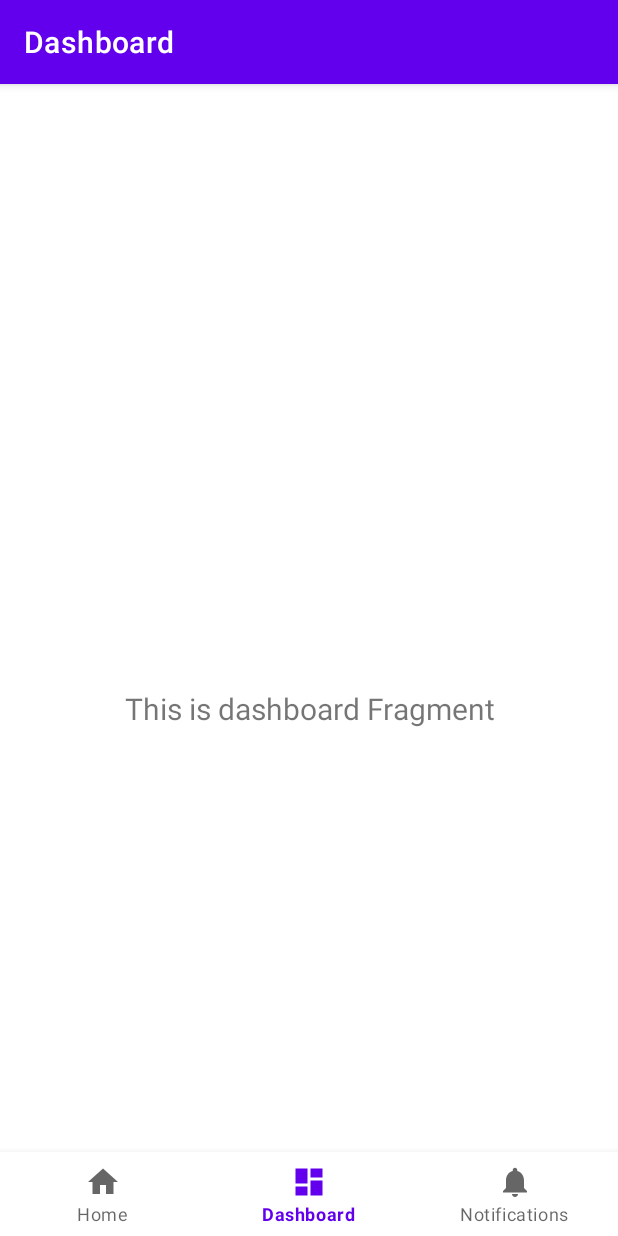
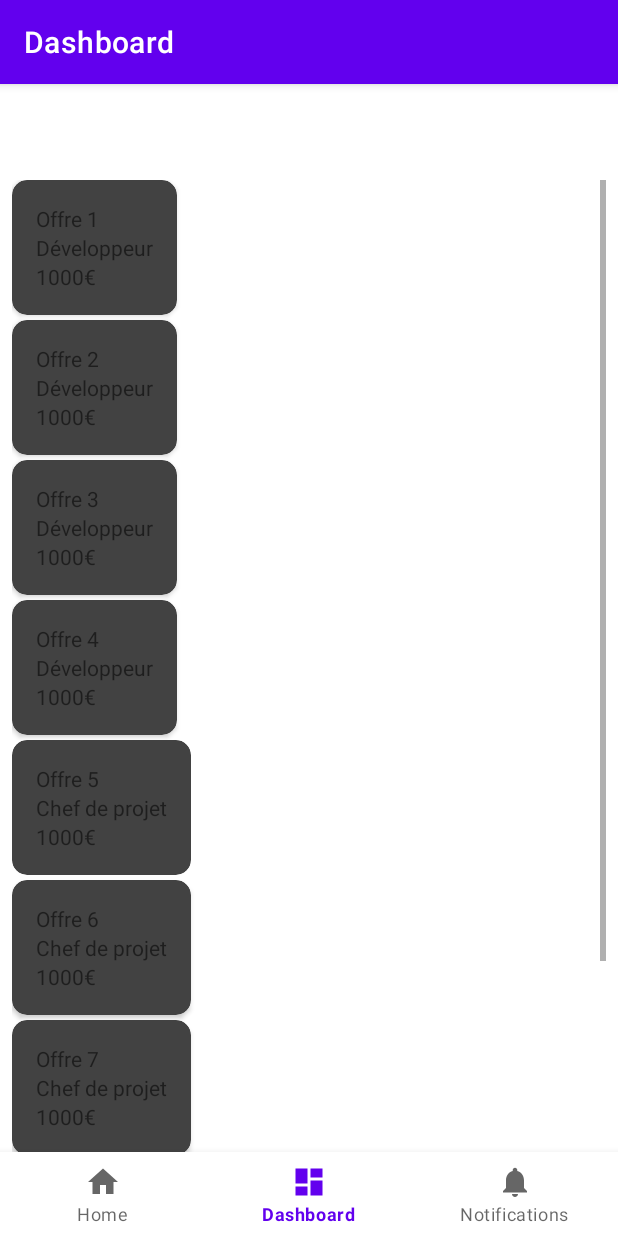
Before and after one commit to dneial/projet-android, an Android app: the DashboardFragment screen opened through its navigation route, on a phone screen of 412 x 824 dp. Run offline under Robolectric (Android 15) with nearby library versions, the phone set to English and light mode, and no system bars; our stand-ins replace navigation-ui.

Commit message:
view offres

```diff
--- /dev/null
+++ b/app/src/main/java/com/example/interim/models/Offre.kt
@@ -0,0 +1,24 @@
+package com.example.interim.models
+
+import java.util.Date
+
+class Offre(
+    var name: String,
+    var metier: String,
+    var description: String,
+    var date_debut: Date,
+    var date_fin: Date,
+    var remuneration: String
+) {
+
+    override fun toString(): String {
+        return "Offre(name='$name', " +
+                "metier='$metier'," +
+                "description='$description', " +
+                "date_debut=$date_debut," +
+                "date_fin=$date_fin, " +
+                "remuneration='$remuneration')"
+    }
+
+
+}
--- /dev/null
+++ b/app/src/main/java/com/example/interim/models/OffreList.kt
@@ -0,0 +1,23 @@
+package com.example.interim.models
+
+import java.util.*
+
+class OffreList {
+
+    private var offreList: List<Offre> = listOf(
+        Offre("Offre 1", "Développeur", "Description de l'offre 1", Date(), Date(), "1000€"),
+        Offre("Offre 2", "Développeur", "Description de l'offre 2", Date(), Date(), "1000€"),
+        Offre("Offre 3", "Développeur", "Description de l'offre 3", Date(), Date(), "1000€"),
+        Offre("Offre 4", "Développeur", "Description de l'offre 4", Date(), Date(), "1000€"),
+        Offre("Offre 5", "Chef de projet", "Description de l'offre 5", Date(), Date(), "1000€"),
+        Offre("Offre 6", "Chef de projet", "Description de l'offre 6", Date(), Date(), "1000€"),
+        Offre("Offre 7", "Chef de projet", "Description de l'offre 7", Date(), Date(), "1000€"),
+        Offre("Offre 8", "UX Designer", "Description de l'offre 8", Date(), Date(), "1000€"),
+        Offre("Offre 9", "UX Designer", "Description de l'offre 9", Date(), Date(), "1000€"),
+        Offre("Offre 10", "UX Designer", "Description de l'offre 10", Date(), Date(), "1000€"),
+    )
+
+    public fun getOffreList(): List<Offre> {
+        return offreList
+    }
+}
--- a/app/src/main/java/com/example/interim/ui/dashboard/DashboardFragment.kt
+++ b/app/src/main/java/com/example/interim/ui/dashboard/DashboardFragment.kt
@@ -4,9 +4,13 @@ import android.os.Bundle
 import android.view.LayoutInflater
 import android.view.View
 import android.view.ViewGroup
+import android.widget.ArrayAdapter
+import android.widget.ListAdapter
+import android.widget.ListView
 import android.widget.TextView
 import androidx.fragment.app.Fragment
 import androidx.lifecycle.ViewModelProvider
+import com.example.interim.R
 import com.example.interim.databinding.FragmentDashboardBinding
 
 class DashboardFragment : Fragment() {
@@ -22,15 +26,18 @@ class DashboardFragment : Fragment() {
         container: ViewGroup?,
         savedInstanceState: Bundle?
     ): View {
+
         val dashboardViewModel =
             ViewModelProvider(this).get(DashboardViewModel::class.java)
 
         _binding = FragmentDashboardBinding.inflate(inflater, container, false)
         val root: View = binding.root
 
-        val textView: TextView = binding.textDashboard
-        dashboardViewModel.text.observe(viewLifecycleOwner) {
-            textView.text = it
+        val listView: ListView = binding.listView
+        dashboardViewModel.offres.observe(viewLifecycleOwner) {
+            listView.divider = null
+            listView.dividerHeight = 5
+            listView.adapter = OffreAdapter(requireContext(), R.layout.offre_card, 0, it)
         }
         return root
     }
--- a/app/src/main/java/com/example/interim/ui/dashboard/DashboardViewModel.kt
+++ b/app/src/main/java/com/example/interim/ui/dashboard/DashboardViewModel.kt
@@ -3,11 +3,14 @@ package com.example.interim.ui.dashboard
 import androidx.lifecycle.LiveData
 import androidx.lifecycle.MutableLiveData
 import androidx.lifecycle.ViewModel
+import com.example.interim.models.Offre
+import com.example.interim.models.OffreList
 
 class DashboardViewModel : ViewModel() {
 
-    private val _text = MutableLiveData<String>().apply {
-        value = "This is dashboard Fragment"
+    private val _offres = MutableLiveData<List<Offre>>().apply {
+        value = OffreList().getOffreList()
     }
-    val text: LiveData<String> = _text
+
+    val offres: LiveData<List<Offre>> = _offres
 }
--- /dev/null
+++ b/app/src/main/java/com/example/interim/ui/dashboard/OffreAdapter.kt
@@ -0,0 +1,56 @@
+package com.example.interim.ui.dashboard
+
+import android.content.Context
+import android.database.DataSetObserver
+import android.util.Log
+import android.view.LayoutInflater
+import android.view.View
+import android.view.ViewGroup
+import android.widget.ArrayAdapter
+import android.widget.ListAdapter
+import android.widget.TextView
+import androidx.cardview.widget.CardView
+import com.example.interim.R
+import com.example.interim.models.Offre
+
+class OffreAdapter(context: Context,
+                   private val layoutResource: Int,
+                   private val viewId: Int,
+                   private val values: List<Offre>) : ArrayAdapter<Offre>(context, viewId, values) {
+
+    override fun getItem(position: Int): Offre = values[position]
+
+    override fun getView(position: Int, convertView: View?, parent: ViewGroup): View {
+        val view = createViewFromResource(convertView, parent, layoutResource)
+
+        return bindData(getItem(position), view)
+    }
+
+    private fun createViewFromResource(convertView: View?, parent: ViewGroup, layoutResource: Int): CardView {
+        Log.d("parent", parent.toString())
+        val context = parent.context
+        val view = convertView ?: LayoutInflater.from(context).inflate(layoutResource, parent, false)
+        return try {
+            if (viewId == 0) view as CardView
+            else {
+                view.findViewById(viewId) ?:
+                throw RuntimeException("Failed to find view with ID " +
+                        "${context.resources.getResourceName(viewId)} in item layout")
+            }
+        } catch (ex: ClassCastException){
+            Log.e("CustomArrayAdapter", "You must supply a resource ID for a TextView")
+            throw IllegalStateException(
+                "ArrayAdapter requires the resource ID to be a TextView", ex)
+        }
+    }
+
+    private fun bindData(value: Offre, view: CardView): CardView {
+        view.findViewById<TextView>(R.id.titre).text = value.name
+        view.findViewById<TextView>(R.id.metier).text = value.metier
+        view.findViewById<TextView>(R.id.remuneration).text = value.remuneration
+
+        return view
+    }
+
+
+}
--- a/app/src/main/java/com/example/interim/ui/notifications/NotificationsFragment.kt
+++ b/app/src/main/java/com/example/interim/ui/notifications/NotificationsFragment.kt
@@ -8,6 +8,8 @@ import android.widget.TextView
 import androidx.fragment.app.Fragment
 import androidx.lifecycle.ViewModelProvider
 import com.example.interim.databinding.FragmentNotificationsBinding
+import com.example.interim.models.Offre
+import com.example.interim.models.OffreList
 
 class NotificationsFragment : Fragment() {
 
@@ -16,6 +18,7 @@ class NotificationsFragment : Fragment() {
     // This property is only valid between onCreateView and
     // onDestroyView.
     private val binding get() = _binding!!
+
 
     override fun onCreateView(
         inflater: LayoutInflater,
--- a/app/src/main/res/layout/fragment_dashboard.xml
+++ b/app/src/main/res/layout/fragment_dashboard.xml
@@ -6,17 +6,29 @@
     android:layout_height="match_parent"
     tools:context=".ui.dashboard.DashboardFragment">
 
-    <TextView
-        android:id="@+id/text_dashboard"
-        android:layout_width="match_parent"
+    <ScrollView
+        android:id="@+id/scrollView"
+        android:layout_width="wrap_content"
+        android:layout_height="match_parent"
+        android:fillViewport="true"
+        app:layout_constraintBottom_toBottomOf="parent"
+        app:layout_constraintStart_toStartOf="parent"
+        app:layout_constraintTop_toTopOf="parent"
+        >
+
+    <ListView
+        android:id="@+id/listView"
+        android:layout_width="wrap_content"
         android:layout_height="wrap_content"
         android:layout_marginStart="8dp"
         android:layout_marginTop="8dp"
         android:layout_marginEnd="8dp"
-        android:textAlignment="center"
-        android:textSize="20sp"
-        app:layout_constraintBottom_toBottomOf="parent"
-        app:layout_constraintEnd_toEndOf="parent"
-        app:layout_constraintStart_toStartOf="parent"
-        app:layout_constraintTop_toTopOf="parent" />
+        android:layout_marginBottom="8dp"
+        android:layout_gravity="center_horizontal"
+        />
+
+    </ScrollView>
+
+
+
 </androidx.constraintlayout.widget.ConstraintLayout>
--- /dev/null
+++ b/app/src/main/res/layout/offre_card.xml
@@ -0,0 +1,39 @@
+<?xml version="1.0" encoding="utf-8"?>
+<androidx.cardview.widget.CardView
+    xmlns:card_view="http://schemas.android.com/apk/res-auto"
+    xmlns:android="http://schemas.android.com/apk/res/android"
+    android:layout_width="match_parent"
+    android:layout_height="wrap_content"
+    card_view:cardBackgroundColor="@color/cardview_dark_background"
+    card_view:cardCornerRadius="10dp">
+
+    <LinearLayout
+        android:layout_width="match_parent"
+        android:layout_height="wrap_content"
+        android:orientation="vertical"
+        android:padding="16dp">
+
+    <TextView
+        android:id="@+id/titre"
+        android:layout_width="match_parent"
+        android:layout_height="wrap_content"
+        android:layout_gravity="center"
+        android:text="titre" />
+
+    <TextView
+        android:id="@+id/metier"
+        android:layout_width="match_parent"
+        android:layout_height="wrap_content"
+        android:layout_gravity="center"
+        android:text="metier" />
+
+    <TextView
+        android:id="@+id/remuneration"
+        android:layout_width="match_parent"
+        android:layout_height="wrap_content"
+        android:layout_gravity="center"
+        android:text="remuneration" />
+
+    </LinearLayout>
+
+</androidx.cardview.widget.CardView>
--- a/app/src/main/res/navigation/mobile_navigation.xml
+++ b/app/src/main/res/navigation/mobile_navigation.xml
@@ -22,4 +22,5 @@
         android:name="com.example.interim.ui.notifications.NotificationsFragment"
         android:label="@string/title_notifications"
         tools:layout="@layout/fragment_notifications" />
+
 </navigation>
```
